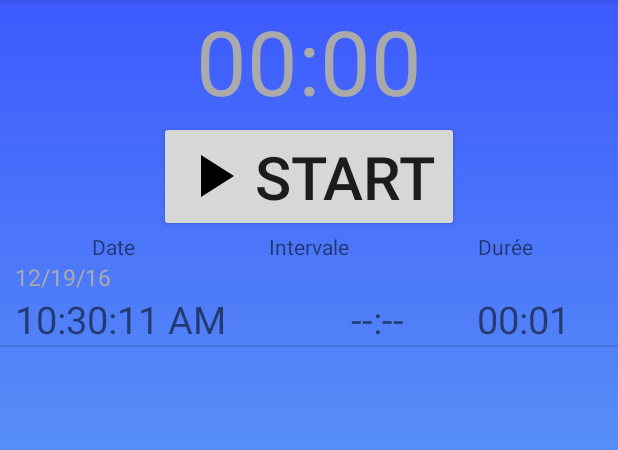
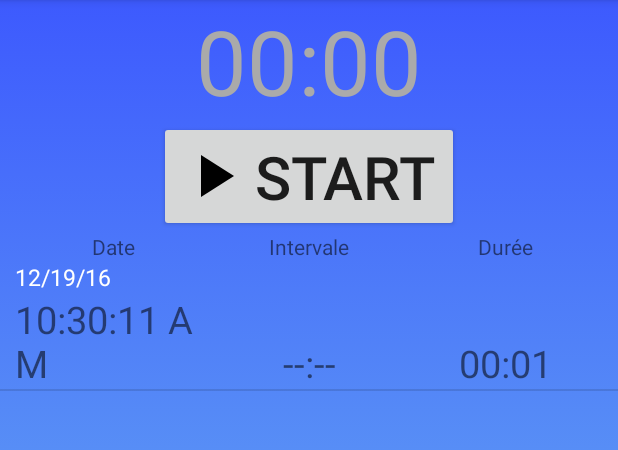
Before and after one commit to FrogDevelopment/PregnancyCalendar, an Android app: the fragment ContractionFragment shown on its own in the app's theme, after a tap on "STOP", on a phone screen of 412 x 824 dp, the part 84-534 px from its top. Run offline under Robolectric (Android 15) with nearby library versions, the phone set to English and light mode, and no system bars; 2 statements that could not run were skipped; 1 other tap on this screen came first.

Commit message:
improve display

```diff
--- a/app/src/main/res/layout/fragment_contraction.xml
+++ b/app/src/main/res/layout/fragment_contraction.xml
@@ -31,8 +31,8 @@
         android:layout_height="wrap_content"
         android:layout_below="@id/chrono_button"
         android:orientation="horizontal"
-        android:paddingStart="10dp"
-        android:paddingEnd="10dp">
+        android:paddingEnd="10dp"
+        android:paddingStart="10dp">
 
         <TextView
             android:layout_width="0dp"
--- a/app/src/main/res/layout/row_contraction.xml
+++ b/app/src/main/res/layout/row_contraction.xml
@@ -4,12 +4,12 @@
               android:layout_height="match_parent"
               android:background="?android:attr/activatedBackgroundIndicator"
               android:gravity="bottom"
-              android:paddingStart="10dp"
+              android:orientation="horizontal"
               android:paddingEnd="10dp"
-              android:orientation="horizontal">
+              android:paddingStart="10dp">
 
     <LinearLayout
-        android:layout_width="wrap_content"
+        android:layout_width="0dp"
         android:layout_height="wrap_content"
         android:layout_weight="1"
         android:orientation="vertical">
@@ -19,7 +19,7 @@
             android:layout_width="wrap_content"
             android:layout_height="wrap_content"
             android:text="12/16/2016"
-            android:textColor="@android:color/darker_gray"
+            android:textColor="@android:color/white"
             android:textSize="15sp"/>
 
         <TextView
@@ -35,6 +35,7 @@
         android:layout_width="0dp"
         android:layout_height="wrap_content"
         android:layout_weight="1"
+        android:gravity="center_horizontal"
         android:text="18:23"
         android:textSize="25sp"/>
 
@@ -43,6 +44,7 @@
         android:layout_width="0dp"
         android:layout_height="wrap_content"
         android:layout_weight="1"
+        android:gravity="center_horizontal"
         android:text="05:11"
         android:textSize="25sp"/>
 
```
Also changed, not shown: app/src/main/java/fr/frogdevelopment/pregnancycalendar/contraction/ContractionFragment.java (+35 -10 lines).
